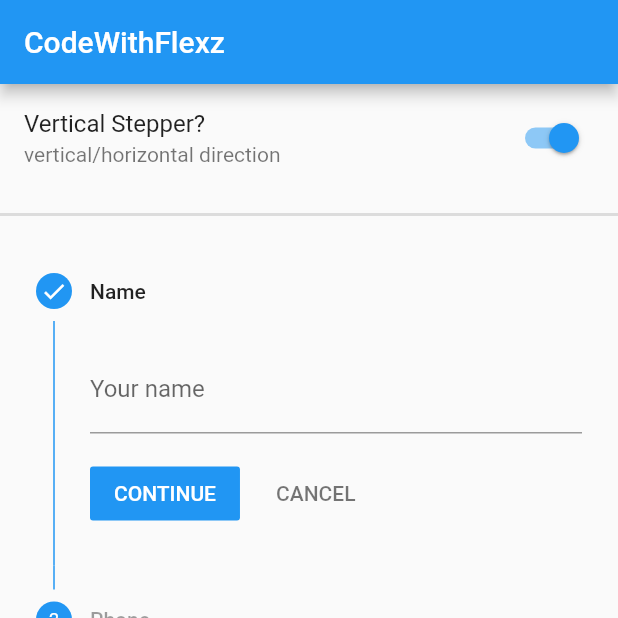
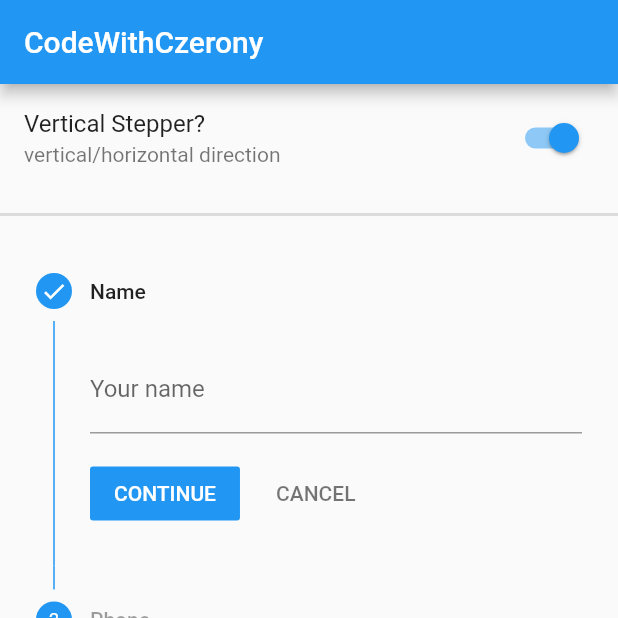
Before and after one commit to patrickkoszewski/plan_of_the_day1, a Flutter app: the FinalView screen opened directly, on a phone screen of 412 x 824 dp, the top half of it. Run offline on Flutter 3.47's test engine with Material 2 defaults, Android fonts, the phone set to English and light mode, and no system bars; our stand-ins replace animate_do, flutter_slidable, google_fonts, quickalert, sqflite; accounts and stored records are empty.

Commit message:
fix text

```diff
--- a/lib/examples/stepperWidget.dart
+++ b/lib/examples/stepperWidget.dart
@@ -47,7 +47,7 @@ class _FinalViewState extends State<FinalView> {
       onTap: () => FocusManager.instance.primaryFocus!.unfocus(),
       child: Scaffold(
         appBar: AppBar(
-          title: const Text('CodeWithFlexz'),
+          title: const Text('CodeWithCzerony'),
         ),
         body: Column(
           children: [
```
